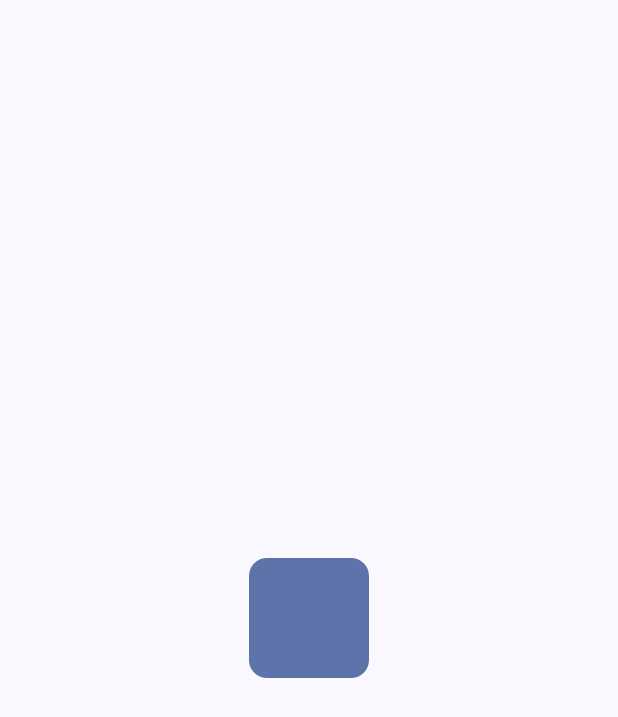
After one commit to DanielSevillano/azar, an Android app built with Jetpack Compose: the composable ContenidoColor called with empty values, on a phone screen of 412 x 824 dp. The commit adds this screen. Shown: the top 717 px of the screen. Run offline under Robolectric (Android 15) with nearby library versions, the phone set to English and light mode, and no system bars; our stand-ins replace accompanist; 1 statement that could not run was skipped.

Commit message:
Nueva sección.

```diff
--- a/app/src/main/java/com/daniel/azar/BarraInferior.kt
+++ b/app/src/main/java/com/daniel/azar/BarraInferior.kt
@@ -64,6 +64,7 @@ fun BarraInferior(
                                 Elemento.Moneda -> R.string.tirar_moneda
                                 Elemento.Rango -> R.string.tirar_rango
                                 Elemento.Letra -> R.string.tirar_letra
+                                Elemento.Color -> R.string.tirar_color
                             }
                         )
                     )
@@ -76,6 +77,7 @@ fun BarraInferior(
                             Elemento.Moneda -> stringResource(id = R.string.tirar_moneda)
                             Elemento.Rango -> stringResource(id = R.string.tirar_rango)
                             Elemento.Letra -> stringResource(id = R.string.tirar_letra)
+                            Elemento.Color -> stringResource(id = R.string.tirar_color)
                         }
                     )
                 },
--- a/app/src/main/java/com/daniel/azar/Elemento.kt
+++ b/app/src/main/java/com/daniel/azar/Elemento.kt
@@ -24,5 +24,9 @@ enum class Elemento(
     Letra(
         nombre = R.string.elemento_letra,
         icono = Icons.Outlined.FontDownload
+    ),
+    Color(
+        nombre = R.string.elemento_color,
+        icono = Icons.Outlined.Palette
     )
 }
--- /dev/null
+++ b/app/src/main/java/com/daniel/azar/contenido/ContenidoColor.kt
@@ -0,0 +1,54 @@
+package com.daniel.azar.contenido
+
+import androidx.compose.animation.core.animateFloatAsState
+import androidx.compose.foundation.background
+import androidx.compose.foundation.clickable
+import androidx.compose.foundation.layout.*
+import androidx.compose.foundation.shape.RoundedCornerShape
+import androidx.compose.material3.MaterialTheme
+import androidx.compose.runtime.Composable
+import androidx.compose.runtime.getValue
+import androidx.compose.ui.Alignment
+import androidx.compose.ui.Modifier
+import androidx.compose.ui.draw.clip
+import androidx.compose.ui.graphics.Color
+import androidx.compose.ui.graphics.graphicsLayer
+import androidx.compose.ui.unit.dp
+import java.util.*
+
+@OptIn(ExperimentalLayoutApi::class)
+@Composable
+fun ContenidoColor(
+    valoresElemento: List<Int>?,
+    gradosRotacion: Float,
+    tirarElemento: () -> Unit
+) {
+    val rotacion by animateFloatAsState(targetValue = gradosRotacion)
+
+    Box(
+        modifier = Modifier.fillMaxSize(),
+        contentAlignment = Alignment.Center
+    ) {
+        FlowRow(
+            modifier = Modifier
+                .clip(RoundedCornerShape(20.dp))
+                .clickable { tirarElemento() }
+                .padding(16.dp),
+            horizontalArrangement = Arrangement.spacedBy(12.dp),
+            verticalAlignment = Alignment.CenterVertically
+        ) {
+            val modificador = Modifier
+                .size(80.dp)
+                .clip(MaterialTheme.shapes.medium)
+                .graphicsLayer { rotationY = rotacion }
+
+            if (valoresElemento.isNullOrEmpty()) {
+                Box(modifier = modificador.background(MaterialTheme.colorScheme.primaryContainer))
+            } else {
+                valoresElemento.forEach { valor ->
+                    Box(modifier = modificador.background(Color(color = valor + 4278190080)))
+                }
+            }
+        }
+    }
+}
--- a/app/src/main/res/values/strings.xml
+++ b/app/src/main/res/values/strings.xml
@@ -26,4 +26,6 @@
     <string name="borrar">Borrar</string>
     <string name="elemento_letra">Letra</string>
     <string name="tirar_letra">Letra aleatoria</string>
+    <string name="elemento_color">Color</string>
+    <string name="tirar_color">Color aleatorio</string>
 </resources>
```
Also changed, not shown: app/src/main/java/com/daniel/azar/Azar.kt (+7 -4 lines), app/src/main/java/com/daniel/azar/AzarViewModel.kt (+10 -0 lines), app/src/main/java/com/daniel/azar/Historial.kt (+14 -2 lines).
